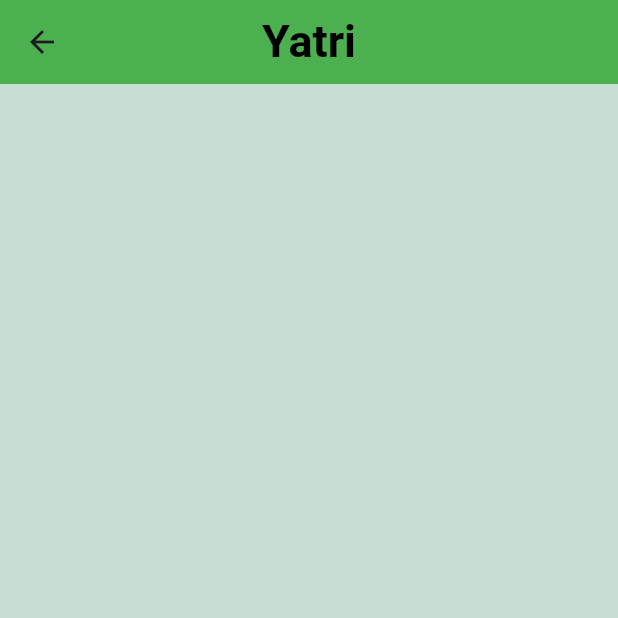
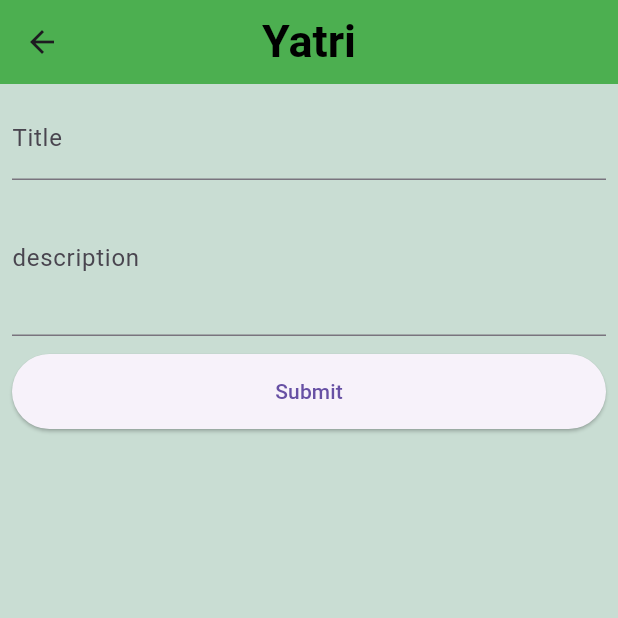
Before and after one commit to Priyanshudev001/Todo, a Flutter app: the Addtodo screen opened directly, on a phone screen of 412 x 824 dp, the top half of it. Run offline on Flutter 3.47's test engine with Material 3 defaults, Android fonts, the phone set to English and light mode, and no system bars.

```diff
--- a/lib/addtodo.dart
+++ b/lib/addtodo.dart
@@ -1,8 +1,18 @@
+import 'dart:developer';
+
 import 'package:flutter/material.dart';
 
-class Addtodo extends StatelessWidget {
+class Addtodo extends StatefulWidget {
   const Addtodo({super.key});
 
+  @override
+  State<Addtodo> createState() => _AddtodoState();
+}
+
+class _AddtodoState extends State<Addtodo> {
+  final formkey = GlobalKey<FormState>();
+  final title = TextEditingController();
+  final description = TextEditingController();
   @override
   Widget build(BuildContext context) {
     return Scaffold(
@@ -25,6 +35,45 @@ class Addtodo extends StatelessWidget {
           ],
         ),
       ),
+      body: Padding(
+        padding: const EdgeInsets.all(8.0),
+        child: Form(
+          key: formkey,
+          child: Column(
+            children: [
+              TextFormField(
+                controller: title,
+                decoration: InputDecoration(label: Text('Title')),
+                validator: (value) {
+                  if (value == null || value.isEmpty) {
+                    return "Title is required";
+                  }
+                  return null;
+                },
+              ),
+              TextFormField(
+                controller: description,
+                maxLines: 3,
+                decoration: InputDecoration(label: Text("description")),
+              ),
+
+              SizedBox(height: 12),
+              SizedBox(
+                height: 50,
+                width: double.infinity,
+                child: ElevatedButton(
+                  onPressed: () {
+                    if (formkey.currentState?.validate() == true) {
+                      log('j');
+                    }
+                  },
+                  child: Text("Submit"),
+                ),
+              ),
+            ],
+          ),
+        ),
+      ),
     );
   }
 }
```
